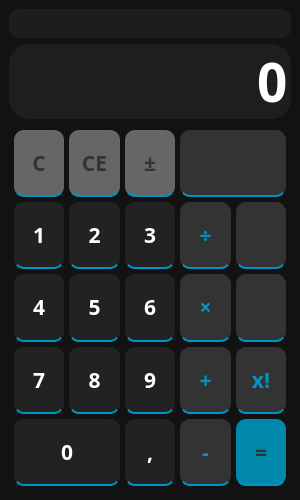
This is calc/My_design.ui in DmytroKhodarevskyi/VUTFIT2023---IVS_PROJECT_TADIFAN_Calculator as Qt 5 draws it before an edit. The edited form follows.
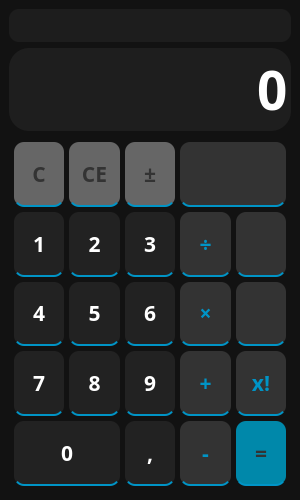
This is the edited form. Icons and pictures are not drawn.

Commit message: solve problem with history line

Patch:
```diff
--- a/calc/My_design.ui
+++ b/calc/My_design.ui
@@ -55,12 +55,18 @@
         <verstretch>0</verstretch>
        </sizepolicy>
       </property>
-      <property name="maximumSize">
+      <property name="minimumSize">
        <size>
-        <width>16777215</width>
+        <width>0</width>
         <height>33</height>
        </size>
       </property>
+      <property name="maximumSize">
+       <size>
+        <width>16777215</width>
+        <height>16777215</height>
+       </size>
+      </property>
       <property name="font">
        <font>
         <family>Bahnschrift</family>
@@ -91,6 +97,12 @@
         <verstretch>0</verstretch>
        </sizepolicy>
       </property>
+      <property name="minimumSize">
+       <size>
+        <width>0</width>
+        <height>83</height>
+       </size>
+      </property>
       <property name="maximumSize">
        <size>
         <width>16777215</width>
```
Left out of the diff: 10 changed lines with no effect on the pictures. The commit also changes 2 other files.
